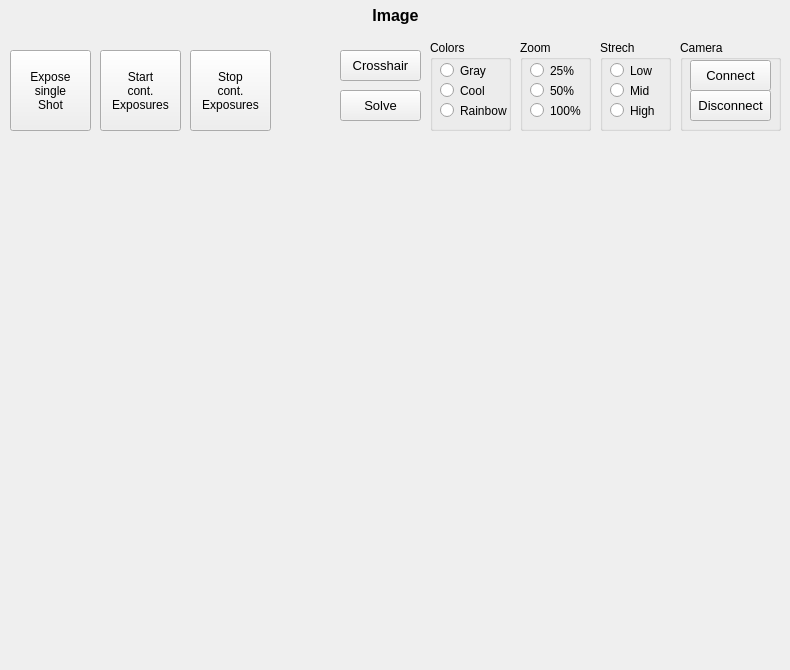
The window that mountwizzard/support/image_dialog_ui.ui (sayitfast/MountWizzard3) describes before a commit, drawn with Qt 5.
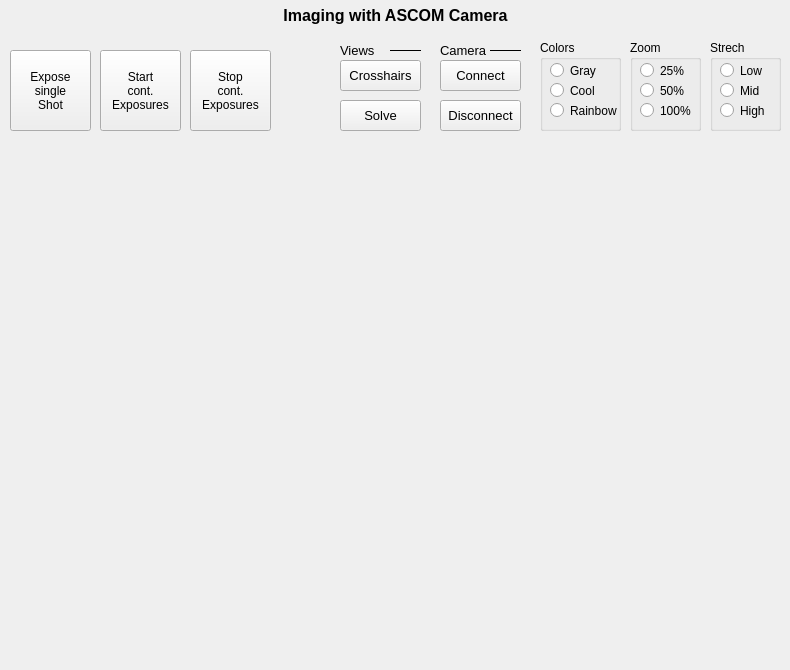
The same window after the commit.

Commit message: model point could be generated even if camera is not connected

```diff
--- a/mountwizzard/support/image_dialog_ui.ui
+++ b/mountwizzard/support/image_dialog_ui.ui
@@ -34,7 +34,7 @@
     <bool>true</bool>
    </property>
    <property name="text">
-    <string>Image</string>
+    <string>Imaging with ASCOM Camera</string>
    </property>
    <property name="alignment">
     <set>Qt::AlignCenter</set>
@@ -72,7 +72,7 @@
    <property name="geometry">
     <rect>
      <x>340</x>
-     <y>50</y>
+     <y>60</y>
      <width>81</width>
      <height>31</height>
     </rect>
@@ -83,62 +83,13 @@
     </font>
    </property>
    <property name="text">
-    <string>Crosshair</string>
+    <string>Crosshairs</string>
    </property>
   </widget>
-  <widget class="QGroupBox" name="groupBox">
-   <property name="geometry">
-    <rect>
-     <x>680</x>
-     <y>40</y>
-     <width>101</width>
-     <height>91</height>
-    </rect>
-   </property>
-   <property name="title">
-    <string>Camera</string>
-   </property>
-   <widget class="QPushButton" name="btn_connectCamPS">
-    <property name="geometry">
-     <rect>
-      <x>10</x>
-      <y>20</y>
-      <width>81</width>
-      <height>31</height>
-     </rect>
-    </property>
-    <property name="font">
-     <font>
-      <pointsize>10</pointsize>
-     </font>
-    </property>
-    <property name="text">
-     <string>Connect</string>
-    </property>
-   </widget>
-   <widget class="QPushButton" name="btn_disconnectCamPS">
-    <property name="geometry">
-     <rect>
-      <x>10</x>
-      <y>50</y>
-      <width>81</width>
-      <height>31</height>
-     </rect>
-    </property>
-    <property name="font">
-     <font>
-      <pointsize>10</pointsize>
-     </font>
-    </property>
-    <property name="text">
-     <string>Disconnect</string>
-    </property>
-   </widget>
-  </widget>
   <widget class="QGroupBox" name="groupBox_2">
    <property name="geometry">
     <rect>
-     <x>600</x>
+     <x>710</x>
      <y>40</y>
      <width>71</width>
      <height>91</height>
@@ -190,7 +141,7 @@
   <widget class="QGroupBox" name="groupBox_3">
    <property name="geometry">
     <rect>
-     <x>520</x>
+     <x>630</x>
      <y>40</y>
      <width>71</width>
      <height>91</height>
@@ -243,7 +194,7 @@
    <property name="geometry">
     <rect>
      <x>340</x>
-     <y>90</y>
+     <y>100</y>
      <width>81</width>
      <height>31</height>
     </rect>
@@ -260,7 +211,7 @@
   <widget class="QGroupBox" name="groupBox_4">
    <property name="geometry">
     <rect>
-     <x>430</x>
+     <x>540</x>
      <y>40</y>
      <width>81</width>
      <height>91</height>
@@ -345,6 +296,110 @@
 Exposures</string>
    </property>
   </widget>
+  <widget class="QPushButton" name="btn_connectCamPS">
+   <property name="geometry">
+    <rect>
+     <x>440</x>
+     <y>60</y>
+     <width>81</width>
+     <height>31</height>
+    </rect>
+   </property>
+   <property name="font">
+    <font>
+     <pointsize>10</pointsize>
+    </font>
+   </property>
+   <property name="text">
+    <string>Connect</string>
+   </property>
+  </widget>
+  <widget class="QPushButton" name="btn_disconnectCamPS">
+   <property name="geometry">
+    <rect>
+     <x>440</x>
+     <y>100</y>
+     <width>81</width>
+     <height>31</height>
+    </rect>
+   </property>
+   <property name="font">
+    <font>
+     <pointsize>10</pointsize>
+    </font>
+   </property>
+   <property name="text">
+    <string>Disconnect</string>
+   </property>
+  </widget>
+  <widget class="Line" name="line_13">
+   <property name="geometry">
+    <rect>
+     <x>490</x>
+     <y>40</y>
+     <width>31</width>
+     <height>21</height>
+    </rect>
+   </property>
+   <property name="frameShadow">
+    <enum>QFrame::Plain</enum>
+   </property>
+   <property name="orientation">
+    <enum>Qt::Horizontal</enum>
+   </property>
+  </widget>
+  <widget class="QLabel" name="label_81">
+   <property name="geometry">
+    <rect>
+     <x>440</x>
+     <y>40</y>
+     <width>51</width>
+     <height>21</height>
+    </rect>
+   </property>
+   <property name="font">
+    <font>
+     <pointsize>10</pointsize>
+    </font>
+   </property>
+   <property name="text">
+    <string>Camera</string>
+   </property>
+  </widget>
+  <widget class="QLabel" name="label_82">
+   <property name="geometry">
+    <rect>
+     <x>340</x>
+     <y>40</y>
+     <width>51</width>
+     <height>21</height>
+    </rect>
+   </property>
+   <property name="font">
+    <font>
+     <pointsize>10</pointsize>
+    </font>
+   </property>
+   <property name="text">
+    <string>Views</string>
+   </property>
+  </widget>
+  <widget class="Line" name="line_14">
+   <property name="geometry">
+    <rect>
+     <x>390</x>
+     <y>40</y>
+     <width>31</width>
+     <height>21</height>
+    </rect>
+   </property>
+   <property name="frameShadow">
+    <enum>QFrame::Plain</enum>
+   </property>
+   <property name="orientation">
+    <enum>Qt::Horizontal</enum>
+   </property>
+  </widget>
  </widget>
  <resources/>
  <connections/>
```
The commit also changes 1 other file.
